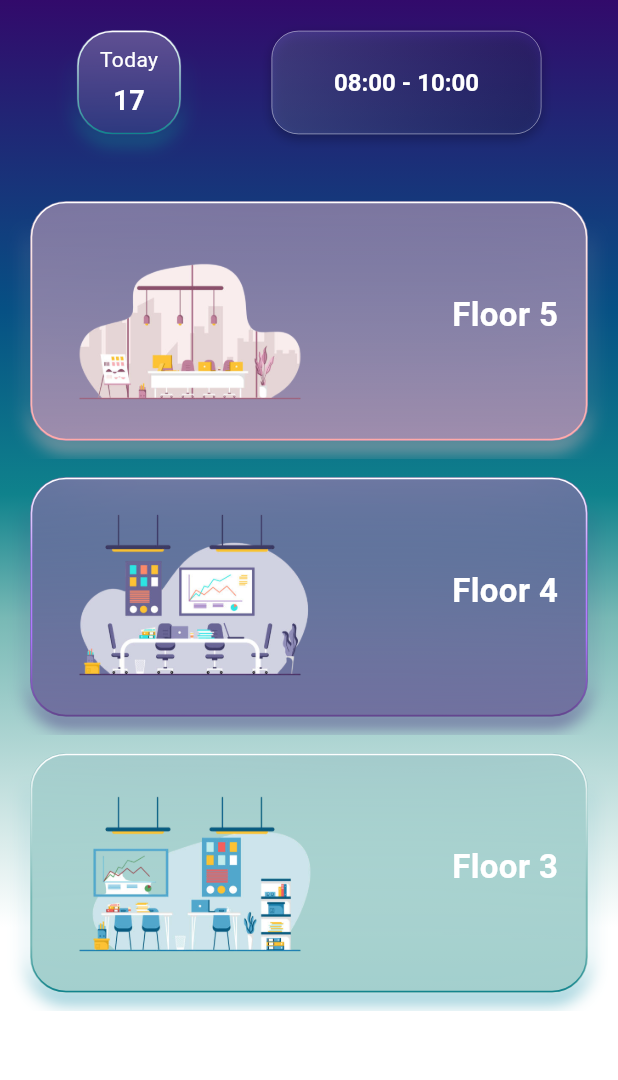
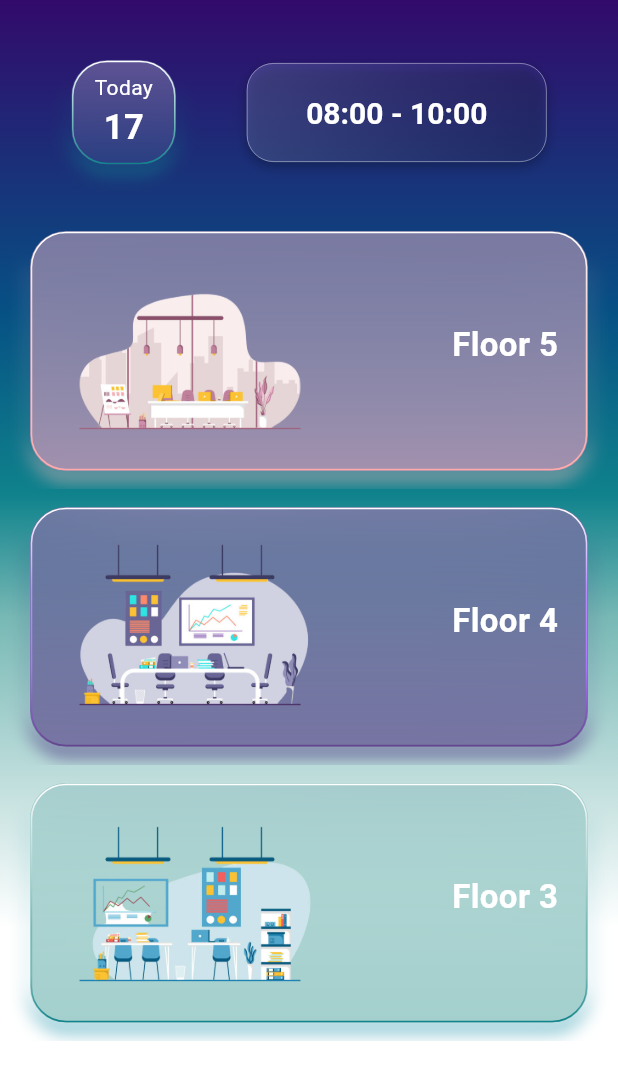
Before and after one commit to Pattaphon-sr/room_reservation_system_app, a Flutter app: the UserBookingScreen screen opened directly, on a phone screen of 412 x 824 dp. Shown: the top 1080 px of the screen. Run offline on Flutter 3.47's test engine with Material 3 defaults, Android fonts, the light colour scheme and no system bars; our stand-ins replace curved_navigation_bar; network calls fail.

Commit message:
Fix font size, color and sizebox (user, staff, approver)

```diff
--- a/lib/features/staff/screens/staff_home_screen.dart
+++ b/lib/features/staff/screens/staff_home_screen.dart
@@ -30,7 +30,7 @@ class _StaffHomeScreenState extends State<StaffHomeScreen> {
                     border: Border.all(color: Colors.white, width: 2),
                   ),
                 ),
-                const SizedBox(width: 40),
+                const SizedBox(width: 30),
                 Text(
                   count,
                   style: TextStyle(
@@ -203,11 +203,11 @@ class _StaffHomeScreenState extends State<StaffHomeScreen> {
           child: Column(
             crossAxisAlignment: CrossAxisAlignment.start,
             children: [
-              const SizedBox(height: 50),
+              const SizedBox(height: 40),
               const Text(
                 'Dashboard',
                 style: TextStyle(
-                  fontSize: 25,
+                  fontSize: 35,
                   fontWeight: FontWeight.bold,
                   color: Colors.white,
                 ),
--- a/lib/features/user/screens/user_booking_screen.dart
+++ b/lib/features/user/screens/user_booking_screen.dart
@@ -31,14 +31,14 @@ class _UserBookingScreenPageState extends State<UserBookingScreen>
         body: SafeArea(
           child: Column(
             children: [
-              const SizedBox(height: 20),
+              const SizedBox(height: 40),
 
               /// ======= Header: วันที่ + เวลา =======
               Padding(
-                padding: const EdgeInsets.symmetric(horizontal: 20),
+                padding: const EdgeInsets.symmetric(horizontal: 15),
                 child: Row(
                   mainAxisAlignment: MainAxisAlignment.center,
-                  children: [_dateBox(), const SizedBox(width: 60), _timeBox()],
+                  children: [_dateBox(), const SizedBox(width: 47), _timeBox()],
                 ),
               ),
 
@@ -92,12 +92,12 @@ class _UserBookingScreenPageState extends State<UserBookingScreen>
               fontSize: 14,
             ),
           ),
-          SizedBox(height: 5),
+          // SizedBox(height: 5),
           Text(
             "17",
             style: TextStyle(
               color: Colors.white,
-              fontSize: 18,
+              fontSize: 23,
               fontWeight: FontWeight.bold,
             ),
           ),
@@ -120,8 +120,8 @@ class _UserBookingScreenPageState extends State<UserBookingScreen>
       builder: (context, setState) {
         return Center(
           child: Container(
-            width: 180,
-            padding: const EdgeInsets.symmetric(horizontal: 16, vertical: 10),
+            width: 200,
+            padding: const EdgeInsets.symmetric(horizontal: 27, vertical: 8.5),
             decoration: BoxDecoration(
               borderRadius: BorderRadius.circular(18),
               gradient: LinearGradient(
@@ -159,7 +159,7 @@ class _UserBookingScreenPageState extends State<UserBookingScreen>
 
                 style: const TextStyle(
                   color: Colors.white,
-                  fontSize: 16,
+                  fontSize: 20,
                   fontWeight: FontWeight.w600,
                 ),
 
```
Also changed, not shown: lib/features/approver/screens/approver_home_screen.dart (+6 -6 lines), lib/features/user/screens/user_home_screen.dart (+4 -3 lines).
